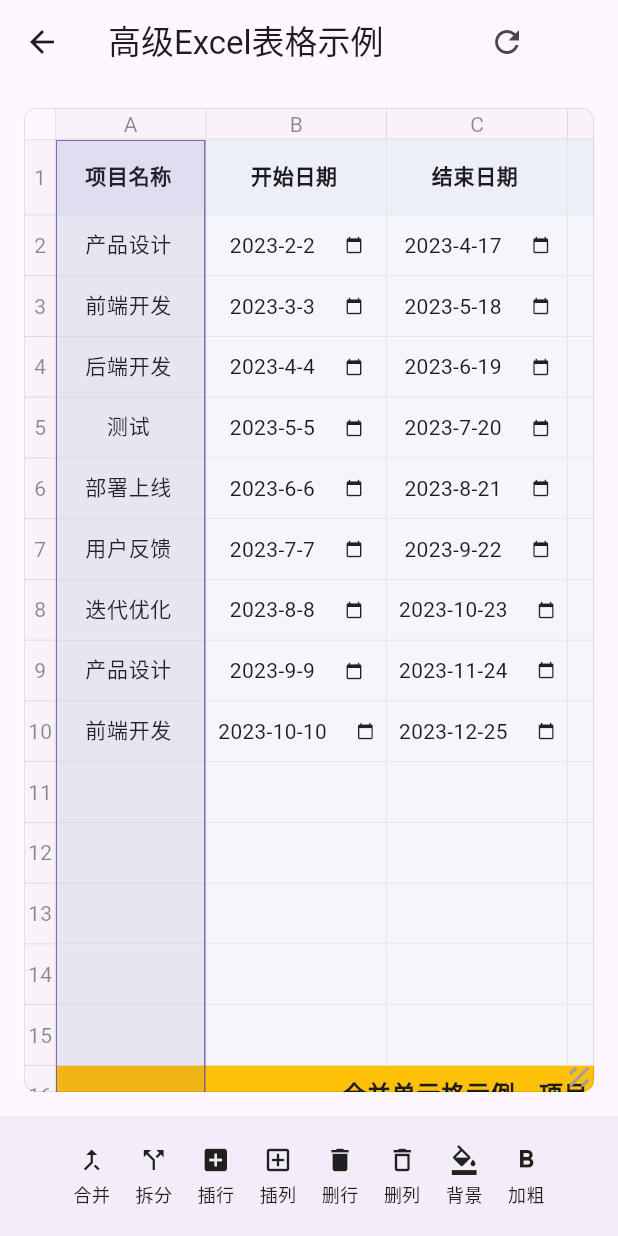
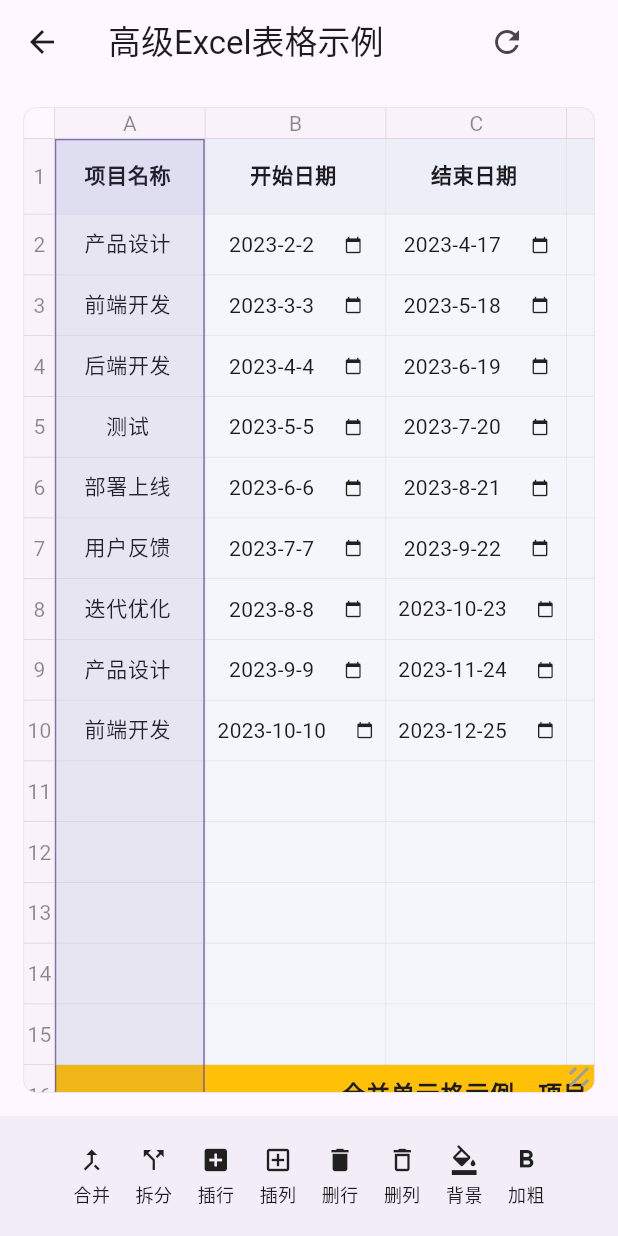
Before and after one commit to bg-1998/excel_table_plus, a Flutter app: the AdvancedExcelDemo screen opened directly, after a tap on an icon or button, on a phone screen of 412 x 824 dp. Run offline on Flutter 3.47's test engine with Material 3 defaults, Android fonts, the phone set to English and light mode, and no system bars.

Commit message:
0.0.2版本修复分割线问题，新增多样模版展示

```diff
--- a/example/lib/demo/json_demo.dart
+++ b/example/lib/demo/json_demo.dart
@@ -31,6 +31,7 @@ class _JsonDemoState extends State<JsonDemo> {
       dividerWidth: 1.0,
       resizable: true,
       borderRadius: 8.0,
+      borderWidth: 2
     );
 
     // 创建包含不同类型单元格的数据
@@ -204,12 +205,16 @@ class _JsonDemoState extends State<JsonDemo> {
               ))
           .toList();
 
+      //两种方式一种直接重新创建ExcelController，一种直接设置setExcel、setItems
+      //第一种方式注意要给ExcelWidget按照ExcelController哈希值设置 key
       setState(() {
         _controller = ExcelController(
           excel: excel,
           items: items,
         );
       });
+      // _controller.setExcel(excel);
+      // _controller.setItems(items);
 
       ScaffoldMessenger.of(context).showSnackBar(
         const SnackBar(content: Text('数据导入成功')),
@@ -256,6 +261,7 @@ class _JsonDemoState extends State<JsonDemo> {
             Expanded(
               flex: 3,
               child: ExcelWidget(
+                key: Key('excel${_controller.hashCode.toString()}'),
                 controller: _controller,
                 itemBuilder: (x, y, item) {
                   if (item != null) {
--- a/lib/src/excel_controller.dart
+++ b/lib/src/excel_controller.dart
@@ -25,12 +25,13 @@ class ExcelController extends ChangeNotifier {
   List<ExcelItemModel>? startScaleItems;
 
   /// Excel宽度
-  double? _excelWidth;
-  double? get excelWidth => _excelWidth;
+  double excelWidth = 0.0;
 
   /// Excel高度
-  double? _excelHeight;
-  double? get excelHeight => _excelHeight;
+  double excelHeight = 0.0;
+
+  /// 是否自动销毁控制器
+  bool isAutoDispose;
 
   /// 选中的单元格位置
   ExcelPosition? _selectedPosition;
@@ -78,20 +79,17 @@ class ExcelController extends ChangeNotifier {
   /// 多选变化回调
   Function(List<ExcelPosition> selectedItems)? onMultiSelectionChanged;
 
-  final ScrollController snHorizontalController = ScrollController();
-  final ScrollController snVerticalController = ScrollController();
-  final ScrollController excelHorizontalController = ScrollController();
-  final ScrollController excelVerticalController = ScrollController();
+  ScrollController snHorizontalController = ScrollController();
+  ScrollController snVerticalController = ScrollController();
+  ScrollController excelHorizontalController = ScrollController();
+  ScrollController excelVerticalController = ScrollController();
 
   ExcelController({
     required ExcelModel excel,
     List<ExcelItemModel>? items,
-    double? excelWidth,
-    double? excelHeight,
+    this.isAutoDispose = true,
   })  : _excel = excel,
-        _items = items ?? [],
-        _excelWidth = excelWidth,
-        _excelHeight = excelHeight;
+        _items = items ?? [];
 
   /// 设置Excel模型
   void setExcel(ExcelModel excel) {
@@ -126,18 +124,6 @@ class ExcelController extends ChangeNotifier {
     update();
   }
 
-  /// 设置Excel宽度
-  void setExcelWidth(double? width) {
-    _excelWidth = width;
-    update();
-  }
-
-  /// 设置Excel高度
-  void setExcelHeight(double? height) {
-    _excelHeight = height;
-    update();
-  }
-
   ///执行刷新
   void update(){
     notifyListeners();
@@ -146,7 +132,7 @@ class ExcelController extends ChangeNotifier {
   /// 释放资源
   @override
   void dispose() {
-    _stopAutoScrollTimer();
+    stopAutoScrollTimer();
     super.dispose();
   }
 }
@@ -191,6 +177,9 @@ extension ExcelDataController on ExcelController {
 
   /// 选择整行
   void selectEntireRow(int rowIndex) {
+    if(!excel.isEnableMultipleSelection){
+      return;
+    }
     // 清除之前的选中状态
     _selectedItems.clear();
     _selectedPosition = null;
@@ -220,6 +209,9 @@ extension ExcelDataController on ExcelController {
 
   /// 选择整列
   void selectEntireColumn(int columnIndex) {
+    if(!excel.isEnableMultipleSelection){
+      return;
+    }
     // 清除之前的选中状态
     _selectedItems.clear();
     _selectedPosition = null;
@@ -256,7 +248,7 @@ extension ExcelSizeController on ExcelController{
       double itemWidth = getColumnWidth(i);
       width += (itemWidth + excel.dividerWidth);
     }
-    width += excel.dividerWidth;
+    width -= excel.dividerWidth;
     return width;
   }
 
@@ -267,7 +259,7 @@ extension ExcelSizeController on ExcelController{
       double itemHeight = getRowHeight(i);
       height += (itemHeight + excel.dividerWidth);
     }
-    height += excel.dividerWidth;
+    height -= excel.dividerWidth;
     return height;
   }
 
@@ -325,6 +317,9 @@ extension GestureDragController on ExcelController{
 
   /// 处理拖拽开始
   void onPanStart(DragStartDetails details) {
+    if(!excel.isEnableMultipleSelection){
+      return;
+    }
     _selectedPosition = null;
     _isMultiSelecting = true;
     _startPoint = details.localPosition;
@@ -352,7 +347,7 @@ extension GestureDragController on ExcelController{
   /// 处理拖拽结束
   void onPanEnd(DragEndDetails details) {
     // 停止自动滚动定时器
-    _stopAutoScrollTimer();
+    stopAutoScrollTimer();
     if (!_isMultiSelecting) return;
     _isMultiSelecting = false;
     if(_selectStartOffset!=null&&_selectEndOffset!=null){
@@ -852,7 +847,7 @@ extension AutoScrollController on ExcelController {
         _performAutoScroll();
       });
     } else {
-      _stopAutoScrollTimer();
+      stopAutoScrollTimer();
       _lastPoint = _currentPoint;
       _selectionRect = Rect.fromPoints(_startPoint!, _lastPoint!);
       _calculateSelectedCells();
@@ -861,7 +856,7 @@ extension AutoScrollController on ExcelController {
   }
 
   /// 停止自动滚动定时器
-  void _stopAutoScrollTimer() {
+  void stopAutoScrollTimer() {
     _autoScrollTimer?.cancel();
     _autoScrollTimer = null;
   }
@@ -914,7 +909,7 @@ extension AutoScrollController on ExcelController {
 
     // 如果没有滚动，则停止定时器
     if (!scrolled) {
-      _stopAutoScrollTimer();
+      stopAutoScrollTimer();
     }
     _lastPoint = _currentPoint;
     _selectionRect = Rect.fromPoints(_startPoint!, _lastPoint!);
--- a/lib/src/excel_model.dart
+++ b/lib/src/excel_model.dart
@@ -20,8 +20,12 @@ class ExcelModel {
   List<double> customColumnWidths;
   List<double> customRowHeights;
 
+  double selectedBorderWidth;// 选中单元格边框宽度
+  Color? selectedBorderColor;// 选中单元格边框颜色
   double dividerWidth; // 分割线宽度
+  double borderWidth; // 表格边线宽度
   double borderRadius; // 表格边线圆角
+  Color? borderColor; // 表格边线颜色
 
   Color? rowColor; // 行颜色
   Color? columnColor; // 列颜色
@@ -31,6 +35,7 @@ class ExcelModel {
   Color? intersectionColor; // 横竖交集的颜色
 
   bool isReadOnly; // 是否只读,此处为只读的时候,单元格的 isReadOnly 属性将无效
+  bool isEnableMultipleSelection; // 是否启用多选
 
   bool showSn; // 是否显示序号
   ExcelSnModel? sn; // 序号
@@ -45,8 +50,12 @@ class ExcelModel {
   /// [y] 纵轴坐标
   /// [itemWidth] 列宽
   /// [itemHeight] 行高
+  /// [selectedBorderWidth] 选中单元格边框宽度
+  /// [selectedBorderColor] 选中单元格边框颜色
   /// [dividerWidth] 分割线宽度
+  /// [borderWidth] 表格边线宽度
   /// [borderRadius] 表格边线圆角
+  /// [borderColor] 表格边线颜色
   /// [rowColor] 行颜色
   /// [columnColor] 列颜色
   /// [neighborColors] 邻格颜色
@@ -71,8 +80,12 @@ class ExcelModel {
     this.itemHeight = 36.0,
     List<double>? customColumnWidths,
     List<double>? customRowHeights,
+    this.selectedBorderWidth = 1.0,
+    this.selectedBorderColor,
     this.dividerWidth = 0.5,
+    this.borderWidth = 0.5,
     this.borderRadius = 0.0,
+    this.borderColor,
     this.rowColor,
     this.columnColor,
     this.backgroundColor,
@@ -80,6 +93,7 @@ class ExcelModel {
     this.showSn = false,
     ExcelSnModel? sn,
     this.isReadOnly = false,
+    this.isEnableMultipleSelection = true,
     this.intersectionColor,
     this.alignment = Alignment.centerLeft,
     this.resizable = false, // 默认不可调整
@@ -98,14 +112,19 @@ class ExcelModel {
     json['itemHeight'] = itemHeight;
     json['customColumnWidths'] = customColumnWidths;
     json['customRowHeights'] = customRowHeights;
+    json['selectedBorderWidth'] = selectedBorderWidth;
+    json['selectedBorderColor'] = selectedBorderColor?.value;
     json['dividerWidth'] = dividerWidth;
+    json['borderWidth'] = borderWidth;
     json['borderRadius'] = borderRadius;
+    json['borderColor'] = borderColor?.value;
     json['rowColor'] = rowColor?.value;
     json['columnColor'] = columnColor?.value;
     json['backgroundColor'] = backgroundColor?.value;
     json['dividerColor'] = dividerColor?.value;
     json['intersectionColor'] = intersectionColor?.value;
     json['isReadOnly'] = isReadOnly;
+    json['isEnableMultipleSelection'] = isEnableMultipleSelection;
     json['showSn'] = showSn;
     // 注意：sn (ExcelSnModel) 字段不包含在序列化中
     json['alignment'] = alignment.toString();
@@ -126,14 +145,19 @@ class ExcelModel {
       itemHeight: json['itemHeight'] as double,
       customColumnWidths: List<double>.from(json['customColumnWidths'] as List),
       customRowHeights: List<double>.from(json['customRowHeights'] as List),
+      selectedBorderWidth: json['selectedBorderWidth'] as double,
+      selectedBorderColor: json['selectedBorderColor'] != null ? Color(json['selectedBorderColor'] as int) : null,
       dividerWidth: json['dividerWidth'] as double,
       borderRadius: json['borderRadius'] as double,
+      borderWidth: json['borderWidth'] as double,
+      borderColor: json['borderColor'] != null ? Color(json['borderColor'] as int) : null,
       rowColor: json['rowColor'] != null ? Color(json['rowColor'] as int) : null,
       columnColor: json['columnColor'] != null ? Color(json['columnColor'] as int) : null,
       backgroundColor: Color(json['backgroundColor'] as int),
       dividerColor: json['dividerColor'] != null ? Color(json['dividerColor'] as int) : null,
       intersectionColor: json['intersectionColor'] != null ? Color(json['intersectionColor'] as int) : null,
       isReadOnly: json['isReadOnly'] as bool,
+      isEnableMultipleSelection: json['isEnableMultipleSelection'] as bool,
       showSn: json['showSn'] as bool,
       // 注意：sn (ExcelSnModel) 字段不包含在反序列化中
       alignment: alignment,
--- a/lib/src/excel_widget.dart
+++ b/lib/src/excel_widget.dart
@@ -36,21 +36,14 @@ class _ExcelWidgetState extends State<ExcelWidget> {
   }
 
   @override
-  void didUpdateWidget(covariant ExcelWidget oldWidget) {
-    super.didUpdateWidget(oldWidget);
-    // 如果控制器发生变化，需要更新监听
-    if (oldWidget.controller != widget.controller) {
-      oldWidget.controller.removeListener(_onControllerChanged);
-      widget.controller.addListener(_onControllerChanged);
-    }
-  }
-
-  @override
   void dispose() {
     // 移除监听器
     widget.controller.removeListener(_onControllerChanged);
-    // 停止自动滚动定时器
-    widget.controller.dispose();
+    if(widget.controller.isAutoDispose){
+      widget.controller.dispose();
+    } else {
+      widget.controller.stopAutoScrollTimer();
+    }
     super.dispose();
   }
 
@@ -67,8 +60,6 @@ class _ExcelWidgetState extends State<ExcelWidget> {
   Widget build(BuildContext context) {
     final excel = widget.controller.excel;
     final items = widget.controller.items;
-    final excelWidth = widget.controller.excelWidth;
-    final excelHeight = widget.controller.excelHeight;
 
     // 数据校验
     if (excel.x <= 0 || excel.y <= 0) {
@@ -130,13 +121,17 @@ class _ExcelWidgetState extends State<ExcelWidget> {
         final screenSize = Size(constraints.maxWidth, constraints.maxHeight);
         snW = (excel.sn?.itemWidth ?? excel.itemWidth) + excel.dividerWidth;
         snH = (excel.sn?.itemHeight ?? excel.itemHeight) + excel.dividerWidth;
-        final constraintWidth = excelWidth ?? screenSize.width;
-        final constraintHeight = excelHeight ?? screenSize.height;
-        final totalExcelWidth = widget.controller.getExcelWidth();
-        final totalExcelHeight = widget.controller.getExcelHeight();
-        double width =totalExcelWidth;
+        final constraintWidth = screenSize.width;
+        final constraintHeight = screenSize.height;
+        widget.controller.excelWidth = widget.controller.getExcelWidth();
+        widget.controller.excelHeight = widget.controller.getExcelHeight();
+        double totalExcelWidth = widget.controller.excelWidth;
+        double totalExcelHeight = widget.controller.excelHeight;
+        double width = totalExcelWidth;
         double height = totalExcelHeight;
         if(excel.showSn){
+          totalExcelWidth += snW;
+          totalExcelHeight += snH;
           if(width>constraintWidth){
             width += snW;
           }
@@ -148,9 +143,10 @@ class _ExcelWidgetState extends State<ExcelWidget> {
           snH = 0;
         }
         return SizedBox(
-          width: min(totalExcelWidth+snW, constraintWidth),
-          height: min(totalExcelHeight+snH, constraintHeight),
+          width: min(totalExcelWidth, constraintWidth),
+          height: min(totalExcelHeight, constraintHeight),
           child: Stack(
+            clipBehavior: Clip.none,
             children: [
               ClipRRect(
                 borderRadius: BorderRadius.circular(excel.borderRadius),
@@ -159,20 +155,20 @@ class _ExcelWidgetState extends State<ExcelWidget> {
                     thickness: WidgetStatePropertyAll(0.0),
                   ),
                   child: SizedBox(
-                    width: min(totalExcelWidth+snW, constraintWidth),
-                    height: min(totalExcelHeight+snH, constraintHeight),
+                    width: min(totalExcelWidth, constraintWidth),
+                    height: min(totalExcelHeight, constraintHeight),
                     child: Stack(
                       children: [
                         Positioned(
-                          left: snW,
-                          top: excel.dividerWidth,
+                          left: snW - excel.dividerWidth,
+                          top: 0,
                           child: SizedBox(
-                            width: min(totalExcelWidth+snW, constraintWidth),
+                            width: min(totalExcelWidth, constraintWidth) - (snW - excel.dividerWidth),
                             height: snH,
                             child: ListView.builder(
                               scrollDirection: Axis.horizontal,
                               controller: widget.controller.snHorizontalController,
-                              padding: EdgeInsets.only(right: snW,),
+                              padding: EdgeInsets.zero,
                               physics: const NeverScrollableScrollPhysics(),
                               itemCount: excel.showSn ? excel.x : 0,
                               itemBuilder: _buildHorizontalSnLineItems,
@@ -180,14 +176,14 @@ class _ExcelWidgetState extends State<ExcelWidget> {
                           ),
                         ),
                         Positioned(
-                          top: snH,
-                          left: excel.dividerWidth,
+                          top: snH - excel.dividerWidth,
+                          left: 0,
                           child: SizedBox(
                             width: snW,
-                            height: min(totalExcelHeight+snH, constraintHeight),
+                            height: min(totalExcelHeight, constraintHeight) - (snH - excel.dividerWidth),
                             child: ListView.builder(
                               controller: widget.controller.snVerticalController,
-                              padding: EdgeInsets.only(bottom: snH),
+                              padding: EdgeInsets.zero,
                               physics: const NeverScrollableScrollPhysics(),
                               itemCount: excel.showSn ? excel.y : 0,
                               itemBuilder: _buildVerticalSnLineItems,
@@ -195,15 +191,15 @@ class _ExcelWidgetState extends State<ExcelWidget> {
                           ),
                         ),
                         Positioned(
-                          left: excel.showSn ? snW + excel.dividerWidth : excel.dividerWidth,
-                          top: excel.showSn ? snH + excel.dividerWidth: excel.dividerWidth,
+                          left: excel.showSn ? snW : 0,
+                          top: excel.showSn ? snH: 0,
                           child: SizedBox(
-                            height: min(totalExcelHeight+snH, constraintHeight),
+                            height: min(widget.controller.excelHeight, constraintHeight),
                             child: SingleChildScrollView(
                               physics: const ClampingScrollPhysics(),
                               controller: widget.controller.excelVerticalController,
                               child: SizedBox(
-                                width: min(totalExcelWidth+snW, constraintWidth),
+                                width: min(widget.controller.excelWidth, constraintWidth),
                                 child: SingleChildScrollView(
                                   physics: const ClampingScrollPhysics(),
                                   controller: widget.controller.excelHorizontalController,
@@ -211,12 +207,10 @@ class _ExcelWidgetState extends State<ExcelWidget> {
                                   child: GestureDetector(
                                     onPanStart: widget.controller.onPanStart,
                                     onPanUpdate: (details) {
-                                      final areaSize = Size(min(totalExcelWidth, constraintWidth), min(totalExcelHeight, constraintHeight));
+                                      final areaSize = Size(min(widget.controller.excelWidth, constraintWidth), min(widget.controller.excelHeight, constraintHeight));
                                       widget.controller.onPanUpdate(details,areaSize);
                                     },
-                                    onPanEnd: (details) {
-                                      widget.controller.onPanEnd(details);
-                                    },
+                                    onPanEnd: widget.controller.onPanEnd,
                                     child: Stack(
                                       children: [
                                         Container(
@@ -249,11 +243,11 @@ class _ExcelWidgetState extends State<ExcelWidget> {
                                                       height: widget.controller.selectionRect!.height,
                                                       decoration: BoxDecoration(
                                                         border: Border.all(
-                                                            color: Theme.of(context).primaryColor.withValues(alpha: 0.8),
-                                                            width: excel.dividerWidth*2,
+                                                            color: excel.selectedBorderColor??Theme.of(context).primaryColor.withValues(alpha: 0.8),
+                                                            width: excel.selectedBorderWidth,
                                                             strokeAlign: BorderSide.strokeAlignInside
                                                         ),
-                                                        color: Theme.of(context).primaryColor.withValues(alpha: 0.1),
+                                                        color: (excel.selectedBorderColor??Theme.of(context).primaryColor).withValues(alpha: 0.1),
                                                       ),
                                                     ),
                                                   ),
@@ -276,14 +270,14 @@ class _ExcelWidgetState extends State<ExcelWidget> {
               ),
               IgnorePointer(
                 child: Container(
-                  width: min(totalExcelWidth+snW, constraintWidth),
-                  height: min(totalExcelHeight+snH, constraintHeight),
+                  width: min(totalExcelWidth, constraintWidth),
+                  height: min(totalExcelHeight, constraintHeight),
                   decoration: BoxDecoration(
                     borderRadius: BorderRadius.circular(excel.borderRadius),
                     border: Border.all(
-                      color: (excel.sn?.dividerColor ?? excel.dividerColor)??Colors.transparent,
-                      width: excel.dividerWidth,
-                      strokeAlign: BorderSide.strokeAlignInside,
+                      color: (excel.borderColor ?? excel.dividerColor)??Colors.transparent,
+                      width: excel.borderWidth,
+                      strokeAlign: BorderSide.strokeAlignOutside,
                     ),
                   ),
                 ),
@@ -347,7 +341,7 @@ class _ExcelWidgetState extends State<ExcelWidget> {
                 axis: ExcelLineAxis.vertical,
                 thickness: excel.dividerWidth,
                 color: Colors.transparent,
-                length: totalHeight,
+                length: totalHeight - excel.dividerWidth,
                 resizable: excel.resizable && i > 0,
                 index: i,
                 onResize: excel.resizable && i > 0
@@ -380,7 +374,7 @@ class _ExcelWidgetState extends State<ExcelWidget> {
               child: ExcelLine(
                 thickness: excel.dividerWidth,
                 color: Colors.transparent,
-                length: totalWidth,
+                length: totalWidth - excel.dividerWidth,
                 axis: ExcelLineAxis.horizontal,
                 resizable: excel.resizable && i > 0,
                 index: i,
@@ -491,14 +485,14 @@ class _ExcelWidgetState extends State<ExcelWidget> {
                   Positioned(right: -excel.dividerWidth,child: IgnorePointer(
                     child: Container(
                       width: excel.dividerWidth,
-                      height: height,
+                      height: height + (y<excel.y-1?excel.dividerWidth:0),
                       color: excel.dividerColor??Colors.transparent,
                     ),
                   )),
                 if(y<excel.y-1)
                   Positioned(bottom: -excel.dividerWidth,child: IgnorePointer(
                     child: Container(
-                      width: width+excel.dividerWidth,
+                      width: width+(x<excel.x-1?excel.dividerWidth:0),
                       height: excel.dividerWidth,
                       color: excel.dividerColor??Colors.transparent,
                     ),
@@ -510,8 +504,8 @@ class _ExcelWidgetState extends State<ExcelWidget> {
                     decoration: (widget.controller.selectedPosition == position ||
                         (isSelectsContains&&widget.controller.isMultiSelecting))?BoxDecoration(
                       border: Border.all(
-                        color: Theme.of(context).primaryColor.withValues(alpha: 0.8),
-                        width: excel.dividerWidth*2,
+                        color: excel.selectedBorderColor??Theme.of(context).primaryColor.withValues(alpha: 0.8),
+                        width: excel.selectedBorderWidth,
                         strokeAlign: BorderSide.strokeAlignInside,
                       ),
                     ):null,
@@ -589,7 +583,7 @@ extension FlutterExcelSnWidget on _ExcelWidgetState {
           excel,
           index,
           width: snW,
-          height: itemHeight+(index == (excel.y-1)?excel.dividerWidth:0),
+          height: itemHeight,
           dividerColor: dividerColor,
           alignment: Alignment.center,
         ),
@@ -627,7 +621,7 @@ extension FlutterExcelSnWidget on _ExcelWidgetState {
           excel,
           index,
           height: snH,
-          width: itemWidth+(index == (excel.x-1)?excel.dividerWidth:0),
+          width: itemWidth,
           dividerColor: dividerColor,
           convert: true,
           alignment: Alignment.center,
--- a/pubspec.yaml
+++ b/pubspec.yaml
@@ -1,6 +1,6 @@
 name: excel_table_plus
 description: "An enhanced Excel-style table widget for Flutter with advanced features like cell merging, resizing, styling, and more."
-version: 0.0.1
+version: 0.0.2
 homepage: https://github.com/bg-1998/excel_table_plus
 
 environment:
```
Also changed, not shown: example/lib/demo/template_demo.dart (added, +405 -0 lines), example/lib/main.dart (+13 -0 lines), example/pubspec.lock, preview/preview2.png (added), 3 other files.
